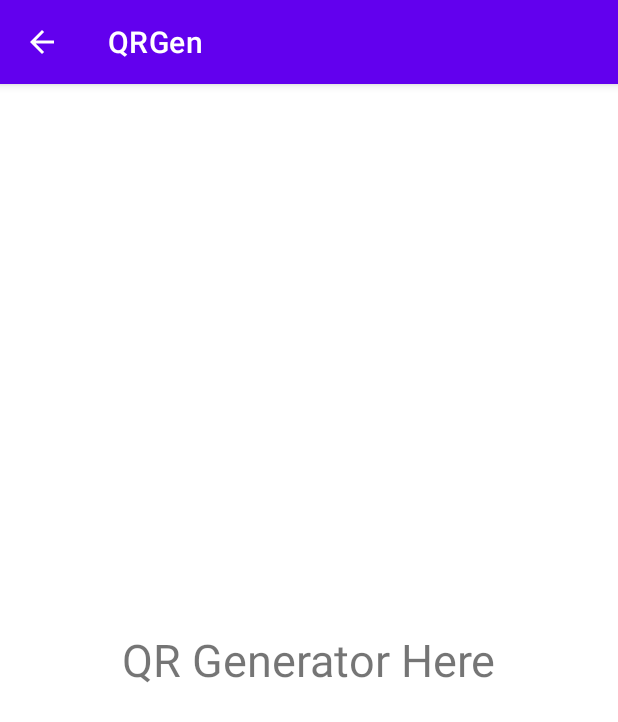
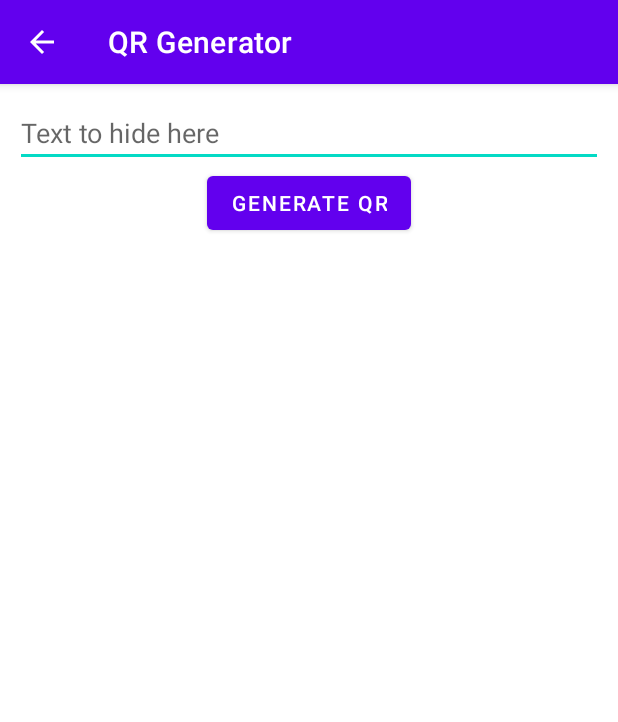
Before and after one commit to kylehustek/stegosaur, an Android app: the screen it shows after launch (QRGen), after a tap on "GENERATE A QR", on a phone screen of 412 x 824 dp. Shown: the top 722 px of the screen. Run offline under Robolectric (Android 15) with nearby library versions, the phone set to English and light mode, and no system bars.

Commit message:
Implemented QR Generator from zxing library, and started image encoder

```diff
--- a/app/build.gradle
+++ b/app/build.gradle
@@ -1,6 +1,7 @@
 plugins {
     id 'com.android.application'
     id 'kotlin-android'
+    id 'kotlin-android-extensions'
 }
 
 android {
@@ -9,7 +10,7 @@ android {
 
     defaultConfig {
         applicationId "com.example.stegosaur"
-        minSdkVersion 16
+        minSdkVersion 25
         targetSdkVersion 30
         versionCode 1
         versionName "1.0"
@@ -34,6 +35,7 @@ android {
 
 dependencies {
 
+    implementation 'com.google.zxing:core:3.4.0'
     implementation "org.jetbrains.kotlin:kotlin-stdlib:$kotlin_version"
     implementation 'androidx.core:core-ktx:1.2.0'
     implementation 'androidx.appcompat:appcompat:1.1.0'
--- a/app/src/main/AndroidManifest.xml
+++ b/app/src/main/AndroidManifest.xml
@@ -3,6 +3,7 @@
     xmlns:tools="http://schemas.android.com/tools"
     package="com.example.stegosaur">
     <uses-permission android:name="android.permission.READ_EXTERNAL_STORAGE" />
+    <uses-permission android:name="android.permission.WRITE_EXTERNAL_STORAGE" />
     <application
         android:allowBackup="true"
         android:icon="@drawable/ic_stegosaurus"
@@ -11,7 +12,7 @@
         android:supportsRtl="true"
         android:theme="@style/Theme.Stegosaur">
         <activity android:name=".QRGen"></activity>
-        <activity android:name=".Gallery"></activity>
+        <activity android:name=".EncodeImage"></activity>
         <activity android:name=".MainActivity">
             <intent-filter>
                 <action android:name="android.intent.action.MAIN" />
--- a/app/src/main/java/com/example/stegosaur/MainActivity.kt
+++ b/app/src/main/java/com/example/stegosaur/MainActivity.kt
@@ -23,9 +23,9 @@ class MainActivity : AppCompatActivity() {
         super.onCreate(savedInstanceState)
         setContentView(R.layout.activity_main)
 
-        val gallery: Button = findViewById(R.id.to_gallery)
-        gallery.setOnClickListener{
-            val intent = Intent(this, Gallery::class.java)
+        val beginEncode: Button = findViewById(R.id.to_hide_image)
+        beginEncode.setOnClickListener{
+            val intent = Intent(this, EncodeImage::class.java)
             startActivity(intent)
         }
 
--- a/app/src/main/java/com/example/stegosaur/Picture.kt
+++ /dev/null
@@ -1,6 +0,0 @@
-package com.example.stegosaur
-
-data class Picture(
-        val id: Long,
-        val name: String
-)
--- a/app/src/main/res/layout/activity_main.xml
+++ b/app/src/main/res/layout/activity_main.xml
@@ -19,7 +19,7 @@
         android:text="@string/welcome" />
 
     <Button
-        android:id="@+id/to_gallery"
+        android:id="@+id/to_hide_image"
         android:layout_width="wrap_content"
         android:layout_height="wrap_content"
         android:clickable="true"
--- a/app/src/main/res/layout/activity_q_r_gen.xml
+++ b/app/src/main/res/layout/activity_q_r_gen.xml
@@ -3,18 +3,25 @@
     xmlns:app="http://schemas.android.com/apk/res-auto"
     xmlns:tools="http://schemas.android.com/tools"
     android:layout_width="match_parent"
-    android:layout_height="wrap_content"
-    android:layout_gravity="center_vertical"
+    android:layout_height="match_parent"
+    android:layout_gravity="center_horizontal"
     android:orientation="vertical"
+    android:padding="10dp"
     tools:context=".QRGen">
 
-    <TextView
-        android:id="@+id/textView"
+    <EditText
+        android:id="@+id/qr_text"
+        android:layout_width="match_parent"
+        android:layout_height="wrap_content"
+        android:hint="@string/text_to_hide_here"
+        />
+
+    <Button
         android:layout_width="wrap_content"
         android:layout_height="wrap_content"
+        android:id="@+id/qr_create_button"
         android:layout_gravity="center_horizontal"
-        android:text="@string/qr_generator_here"
-        android:textSize="30sp" />
-    />
+        android:text="@string/generate_qr"
+        />
 
 </LinearLayout>
--- a/app/src/main/res/layout/gallery.xml
+++ b/app/src/main/res/layout/encode_image_activity.xml
@@ -7,10 +7,10 @@
     android:layout_height="wrap_content"
     android:orientation="vertical"
     android:layout_gravity="center_vertical"
-    tools:context=".Gallery" >
+    tools:context=".EncodeImage" >
 
 <ImageView xmlns:android="http://schemas.android.com/apk/res/android"
-    android:id="@+id/gallery_view"
+    android:id="@+id/selected_image"
     android:layout_height="match_parent"
     android:layout_width="match_parent"
     android:layout_gravity="center"
--- a/app/src/main/res/values/strings.xml
+++ b/app/src/main/res/values/strings.xml
@@ -7,5 +7,7 @@
     <string name="welcome">Welcome to Stegosaur!</string>
     <string name="qr_generator_here">QR Generator Here</string>
     <string name="generate_a_qr">Generate a QR</string>
+    <string name="text_to_hide_here">Text to hide here</string>
+    <string name="generate_qr">Generate QR</string>
 
 </resources>
```
Also changed, not shown: app/src/main/java/com/example/stegosaur/EncodeImage.kt (added, +117 -0 lines), app/src/main/java/com/example/stegosaur/Gallery.kt (deleted, +0 -44 lines), app/src/main/java/com/example/stegosaur/QRGen.kt (+79 -1 lines).
